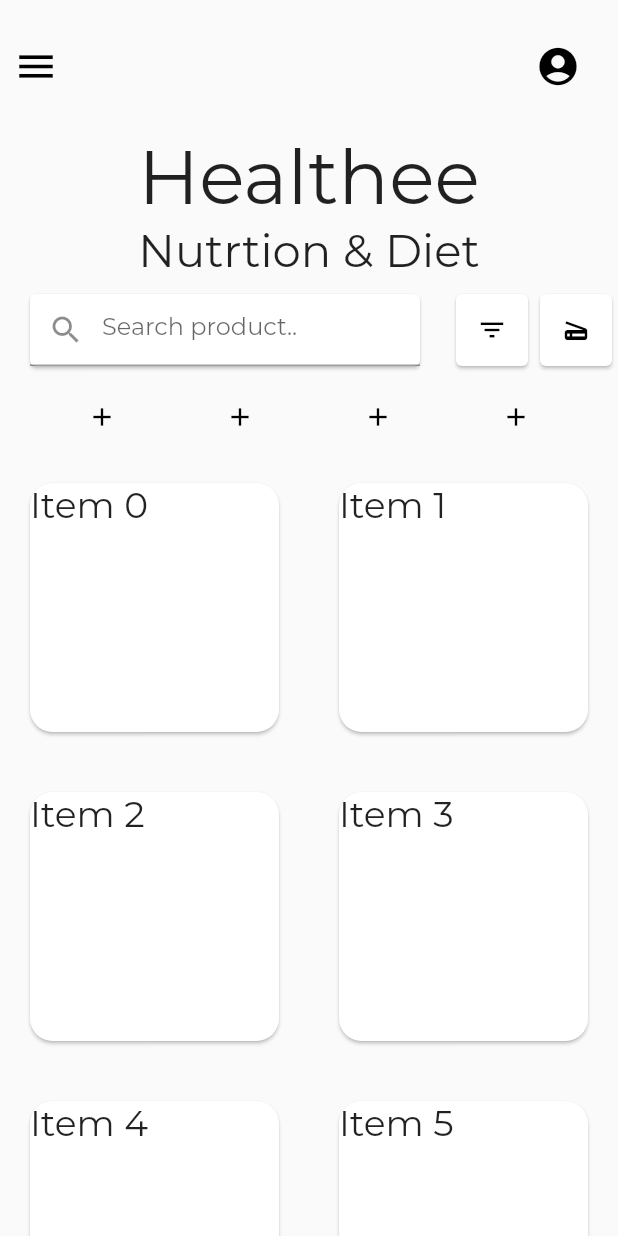
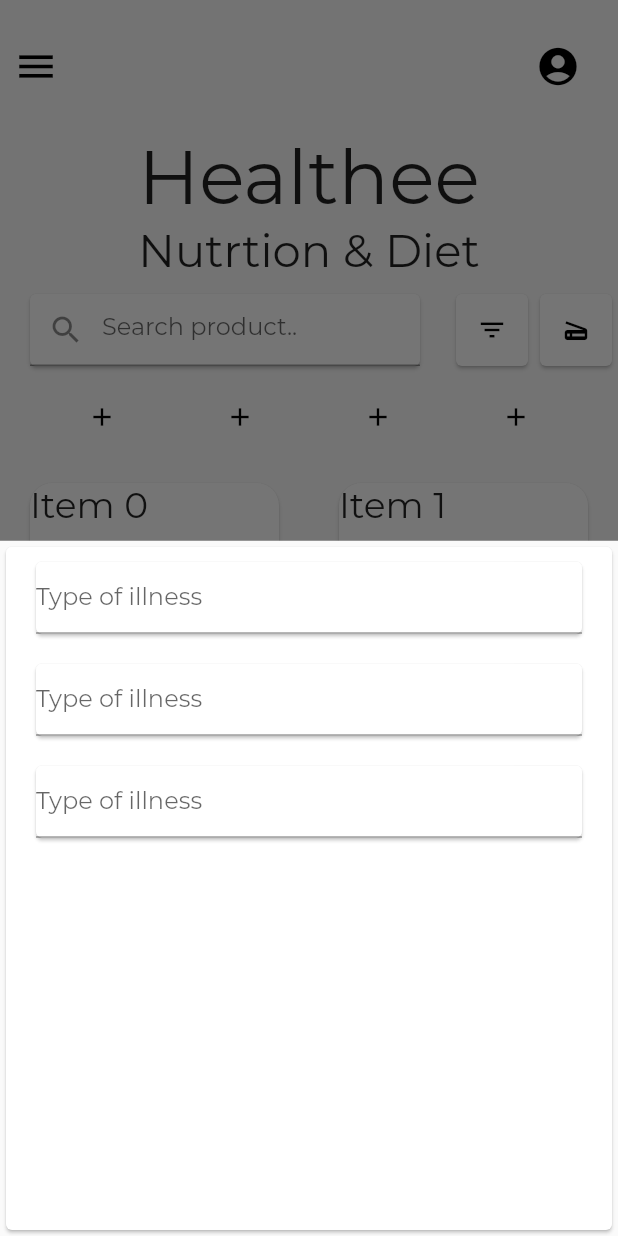
Before and after one commit to AagonP/Healthee-PSE-SE-Assignment, a Flutter app: the screen it shows after launch, after a tap on the "account circle" icon, on a phone screen of 412 x 824 dp. Run offline on Flutter 3.47's test engine with Material 2 defaults, Android fonts, the phone set to English and light mode, and no system bars.

Commit message:
Update home_page.dart
Add home_page input info.

```diff
--- a/lib/screens/home_page.dart
+++ b/lib/screens/home_page.dart
@@ -23,7 +23,43 @@ class HomePage extends StatelessWidget {
                         EdgeInsets.symmetric(vertical: 20, horizontal: 150),
                   ),
                   IconButton(
-                    onPressed: () {},
+                    onPressed: () {
+                      showModalBottomSheet(
+                        context: context,
+                        builder: (BuildContext context) {
+                          return Card(
+                            child: Column(
+                              children: <Widget>[
+                                Card(
+                                  margin: EdgeInsets.symmetric(
+                                      vertical: 10, horizontal: 20),
+                                  child: TextField(
+                                    decoration: InputDecoration(
+                                        hintText: 'Type of illness'),
+                                  ),
+                                ),
+                                Card(
+                                  margin: EdgeInsets.symmetric(
+                                      vertical: 10, horizontal: 20),
+                                  child: TextField(
+                                    decoration: InputDecoration(
+                                        hintText: 'Type of illness'),
+                                  ),
+                                ),
+                                Card(
+                                  margin: EdgeInsets.symmetric(
+                                      vertical: 10, horizontal: 20),
+                                  child: TextField(
+                                    decoration: InputDecoration(
+                                        hintText: 'Type of illness'),
+                                  ),
+                                ),
+                              ],
+                            ),
+                          );
+                        },
+                      );
+                    },
                     icon: Icon(Icons.account_circle),
                     iconSize: 30,
                   ),
```
